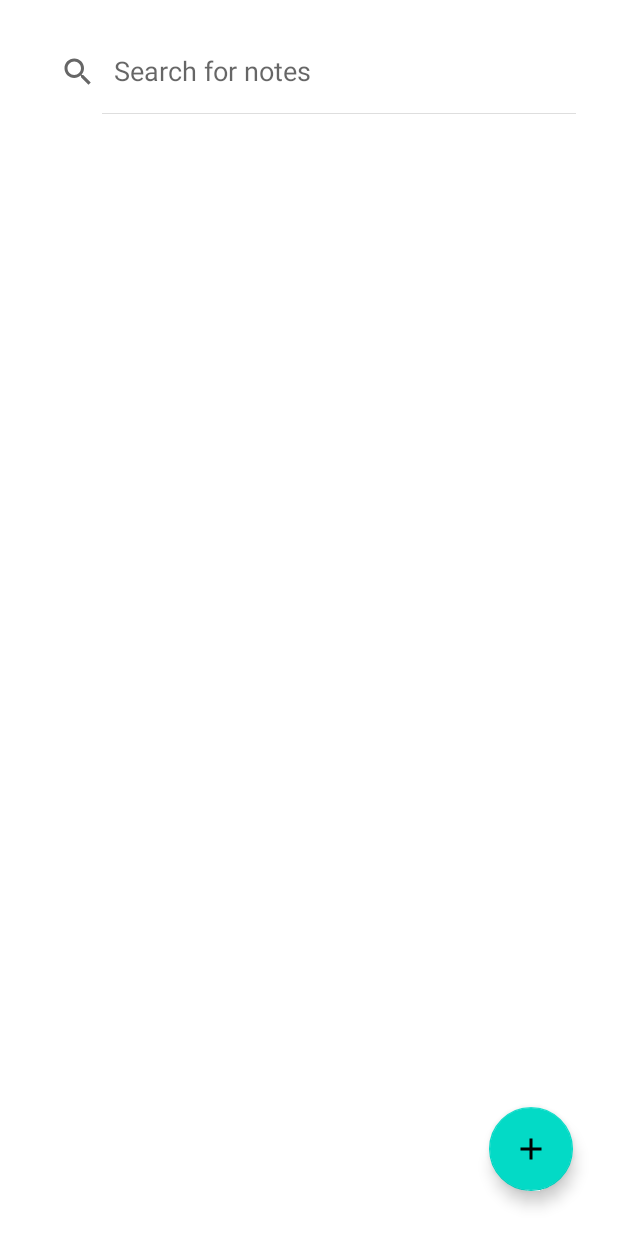
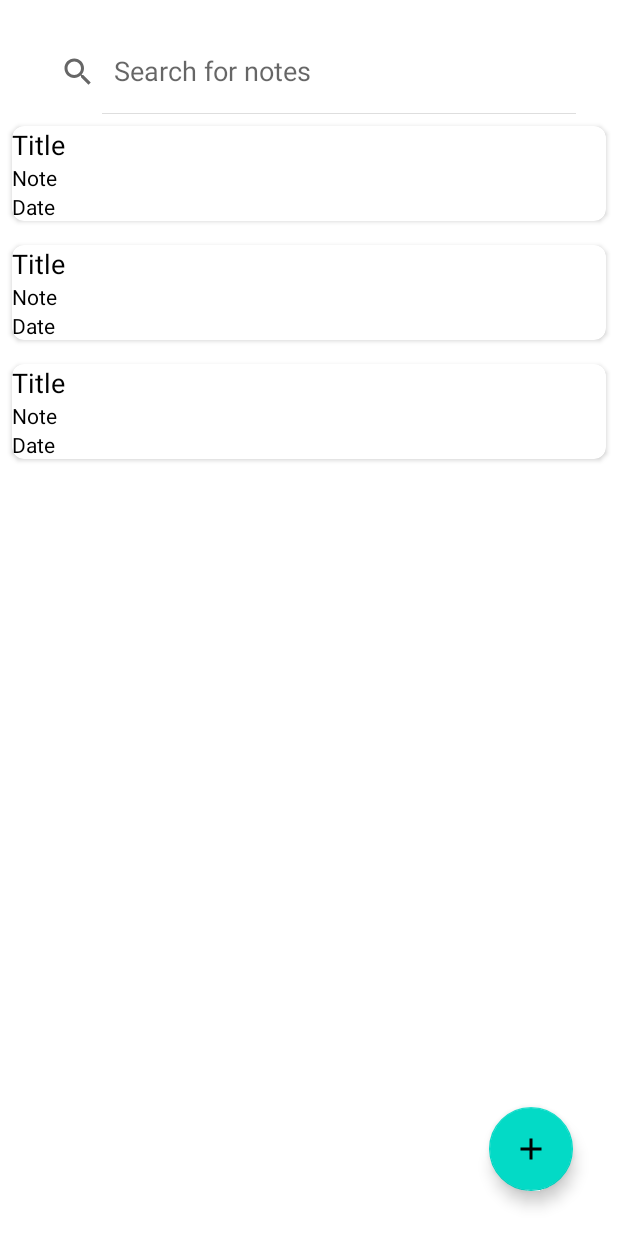
Before and after one commit to Regestrac/Notes, an Android app: the layout activity_main.xml on its own in the app's theme, with its tools: preview values and no code run, on a phone screen of 412 x 824 dp. Run offline under Robolectric (Android 15) with nearby library versions, the phone set to English and light mode, and no system bars.

Commit message:
Added the basic layout for list view and set it as the recycler view

```diff
--- a/app/src/main/res/layout/activity_main.xml
+++ b/app/src/main/res/layout/activity_main.xml
@@ -25,7 +25,8 @@
         app:layout_constraintBottom_toBottomOf="parent"
         app:layout_constraintEnd_toEndOf="parent"
         app:layout_constraintStart_toStartOf="parent"
-        app:layout_constraintTop_toBottomOf="@+id/searchView" />
+        app:layout_constraintTop_toBottomOf="@+id/searchView"
+        tools:listitem="@layout/list_item" />
 
     <com.google.android.material.floatingactionbutton.FloatingActionButton
         android:id="@+id/floatingActionButton"
--- /dev/null
+++ b/app/src/main/res/layout/list_item.xml
@@ -0,0 +1,51 @@
+<?xml version="1.0" encoding="utf-8"?>
+<androidx.cardview.widget.CardView xmlns:android="http://schemas.android.com/apk/res/android"
+    android:layout_width="match_parent"
+    android:layout_height="wrap_content"
+    xmlns:app="http://schemas.android.com/apk/res-auto"
+    android:layout_margin="8dp"
+    android:background="@color/white"
+    app:cardCornerRadius="8dp"
+    android:elevation="8dp">
+
+    <LinearLayout
+        android:layout_width="match_parent"
+        android:layout_height="wrap_content"
+        android:orientation="vertical">
+
+        <RelativeLayout
+            android:layout_width="match_parent"
+            android:layout_height="wrap_content">
+
+            <TextView
+                android:id="@+id/tv_title"
+                android:layout_width="match_parent"
+                android:layout_height="wrap_content"
+                android:layout_alignParentStart="true"
+                android:text="Title"
+                android:textColor="@color/black"
+                android:textSize="18sp" />
+
+        </RelativeLayout>
+
+        <TextView
+            android:id="@+id/tv_note"
+            android:layout_width="match_parent"
+            android:layout_height="wrap_content"
+            android:layout_alignParentStart="true"
+            android:text="Note"
+            android:textColor="@color/black"
+            android:textSize="14sp" />
+
+        <TextView
+            android:id="@+id/tv_date"
+            android:layout_width="match_parent"
+            android:layout_height="wrap_content"
+            android:layout_alignParentStart="true"
+            android:text="Date"
+            android:textColor="@color/black"
+            android:textSize="14sp" />
+
+    </LinearLayout>
+
+</androidx.cardview.widget.CardView>
```
